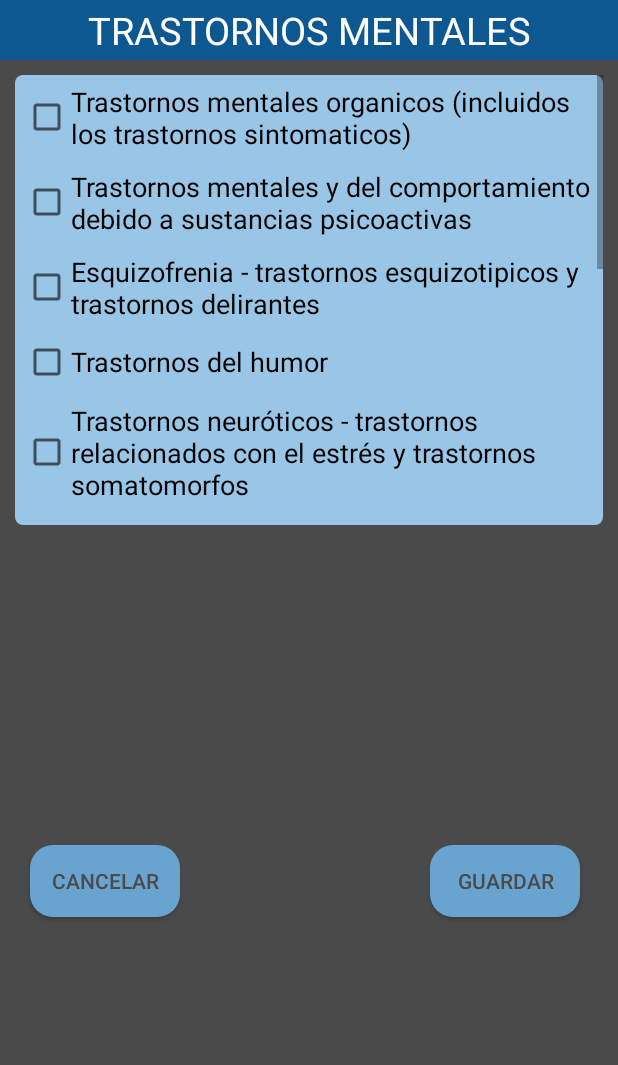
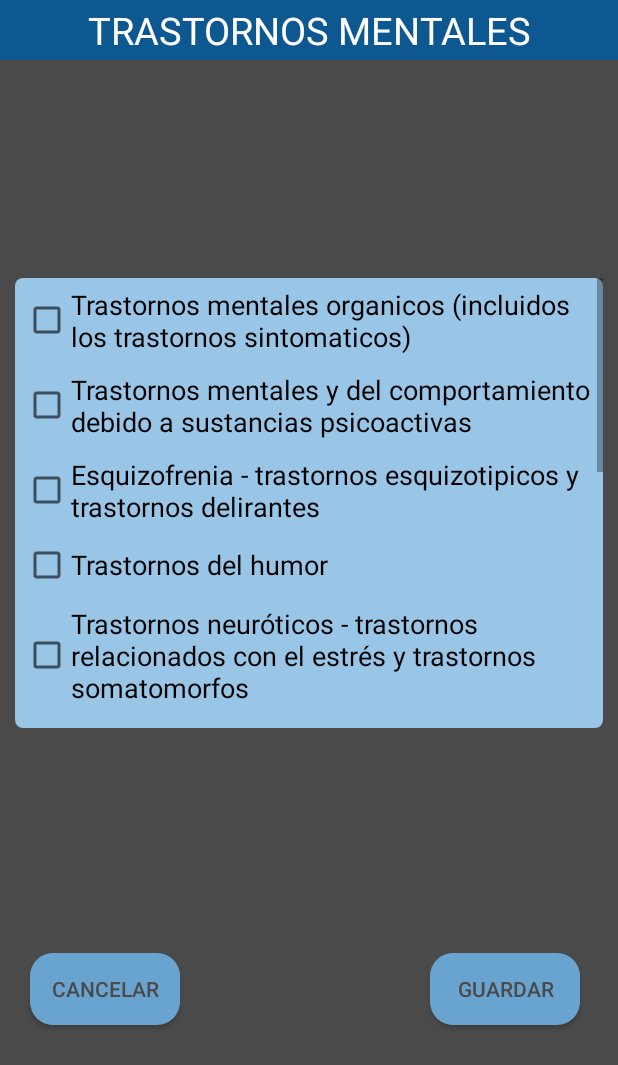
Before and after one commit to ernestosa95/RelevAr, an Android app: the layout alert_trastornos_mentales.xml on its own in the app's theme, with its tools: preview values and no code run, on a phone screen of 412 x 824 dp. Shown: the top 1065 px of the screen. Run offline under Robolectric (Android 15) with nearby library versions, the phone set to English and light mode, and no system bars.

Commit message:
primera compilacion funcional

```diff
--- a/app/build.gradle
+++ b/app/build.gradle
@@ -9,7 +9,7 @@ android {
         minSdkVersion 22
         targetSdkVersion 28
         versionCode 1
-        versionName '1.2'
+        versionName '2'
 
         testInstrumentationRunner "androidx.test.runner.AndroidJUnitRunner"
     }
--- a/app/src/main/res/layout/alert_trastornos_mentales.xml
+++ b/app/src/main/res/layout/alert_trastornos_mentales.xml
@@ -53,7 +53,7 @@
         android:layout_height="300dp"
         android:layout_margin="10dp"
         android:background="@drawable/edit_text_1"
-        app:layout_constraintBottom_toTopOf="@+id/CANCELARTRASTORNOSNIÑOS"
+        app:layout_constraintBottom_toTopOf="@+id/CANCELARTRASTORNOSMENTALES"
         app:layout_constraintEnd_toEndOf="parent"
         app:layout_constraintStart_toStartOf="parent"
         app:layout_constraintTop_toBottomOf="@+id/textvitamina">
```
